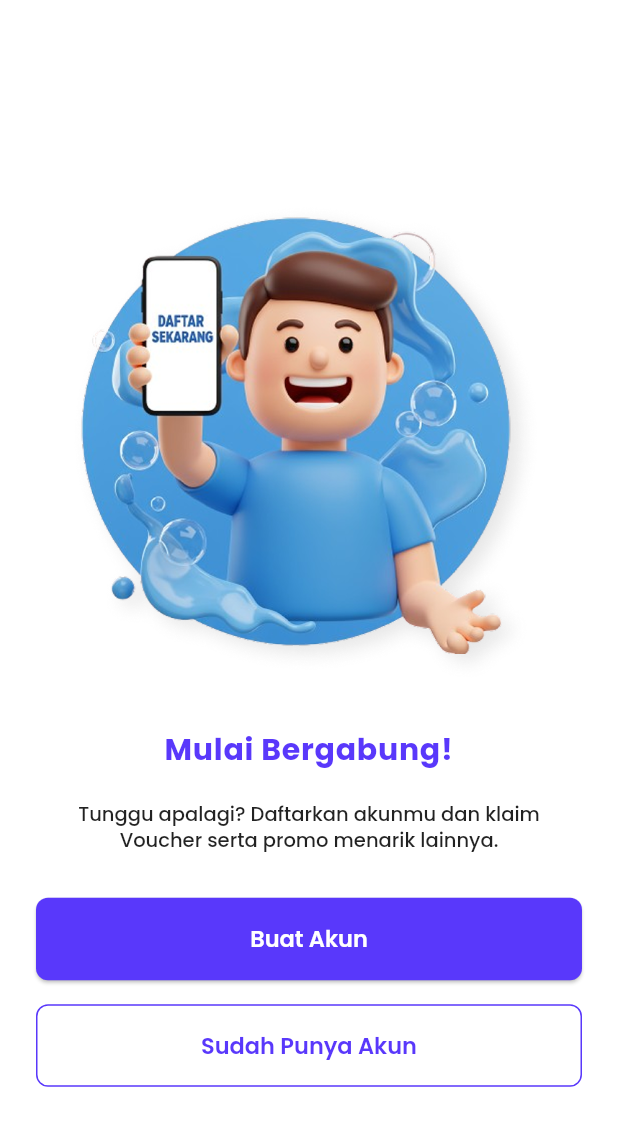
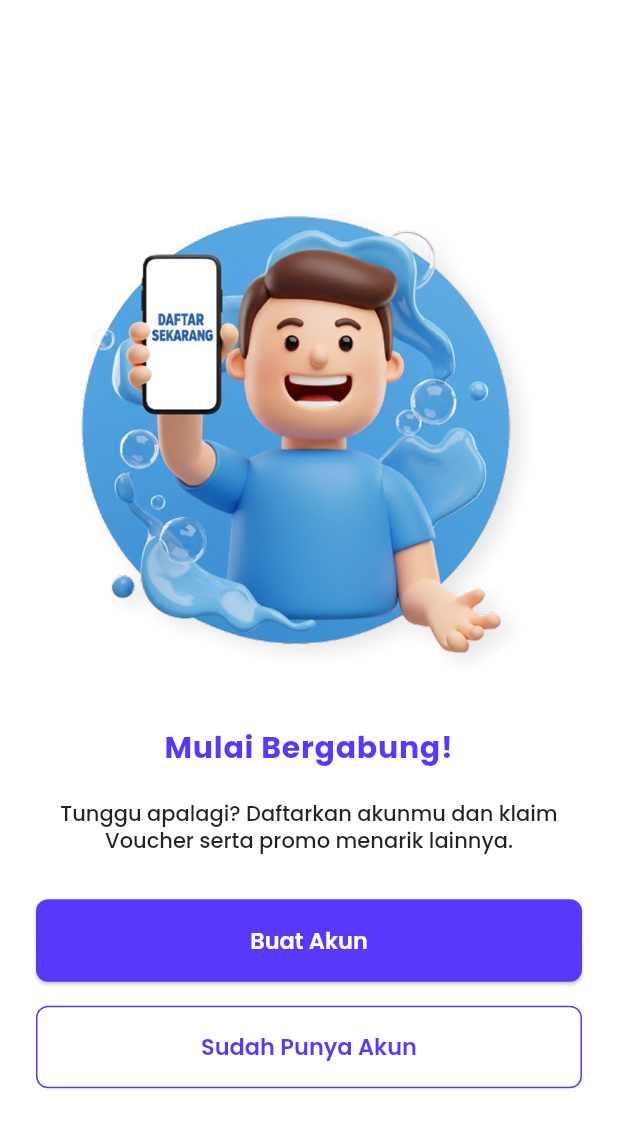
Before and after one commit to nrrdwan/PPOB-Apps, a Flutter app: the screen it shows after launch, after a tap on "Lewati", on a phone screen of 412 x 824 dp. Shown: the top 1128 px of the screen. Run offline on Flutter 3.47's test engine with Material 3 defaults, Android fonts, the phone set to English and light mode, and no system bars.

Commit message:
fix login frontend

```diff
--- a/lib/features/auth/presentation/pages/welcome_page.dart
+++ b/lib/features/auth/presentation/pages/welcome_page.dart
@@ -54,7 +54,7 @@ class WelcomePage extends StatelessWidget {
                 AppStrings.welcome,
                 style: Theme.of(context).textTheme.headlineMedium?.copyWith(
                   color: Colors.black87,
-                  fontSize: 13,
+                  fontSize: 14,
                   fontWeight: FontWeight.w500,
                 ),
                 textAlign: TextAlign.center,
--- a/lib/features/onboarding/presentation/pages/onboarding_screens.dart
+++ b/lib/features/onboarding/presentation/pages/onboarding_screens.dart
@@ -77,11 +77,11 @@ class _OnboardingScreensState extends State<OnboardingScreens> {
                   buttonText: OnboardingStrings.next,
                   onButtonPressed: _nextPage,
                   onSkipPressed: _goToWelcome,
-                  titleFontSize: 24,
+                  titleFontSize: 23,
                   titleFontWeight: FontWeight.w700,
                   titleColor: const Color(0xFF5938FB),
                   subtitleFontSize: 16,
-                  subtitleFontWeight: FontWeight.w400,
+                  subtitleFontWeight: FontWeight.w500,
                   subtitleColor: const Color.fromARGB(255, 0, 0, 0),
                 ),
 
@@ -93,11 +93,11 @@ class _OnboardingScreensState extends State<OnboardingScreens> {
                   buttonText: OnboardingStrings.registerNow,
                   onButtonPressed: _goToWelcome,
                   showSkip: false, // Tidak ada skip di halaman terakhir
-                  titleFontSize: 24,
+                  titleFontSize: 23,
                   titleFontWeight: FontWeight.w700,
                   titleColor: const Color(0xFF5938FB),
                   subtitleFontSize: 16,
-                  subtitleFontWeight: FontWeight.w400,
+                  subtitleFontWeight: FontWeight.w500,
                   subtitleColor: const Color.fromARGB(255, 0, 0, 0),
                 ),
               ],
```
